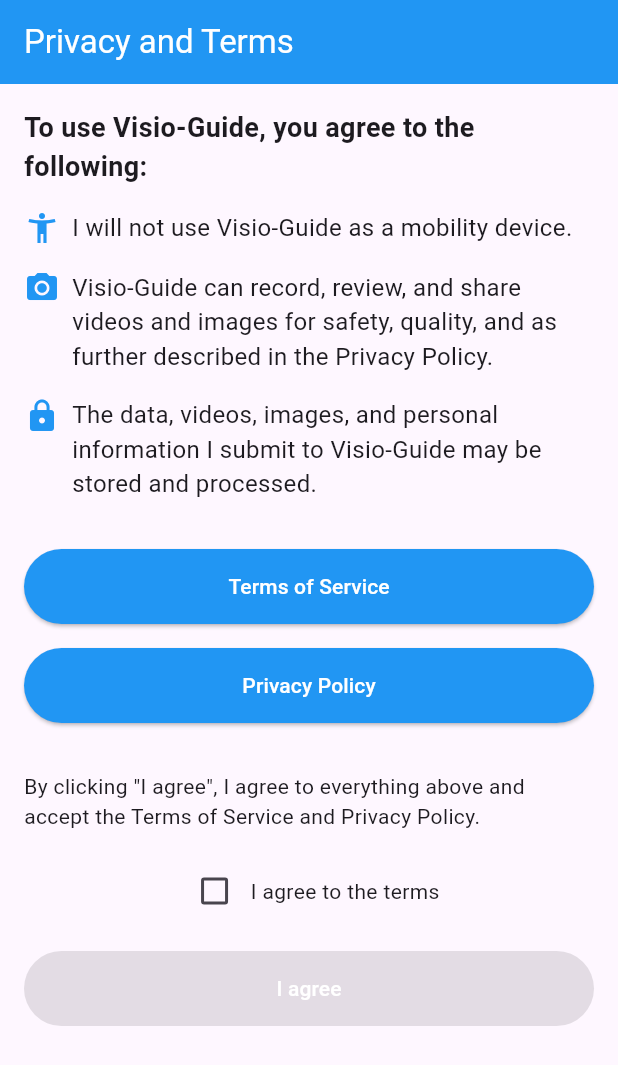
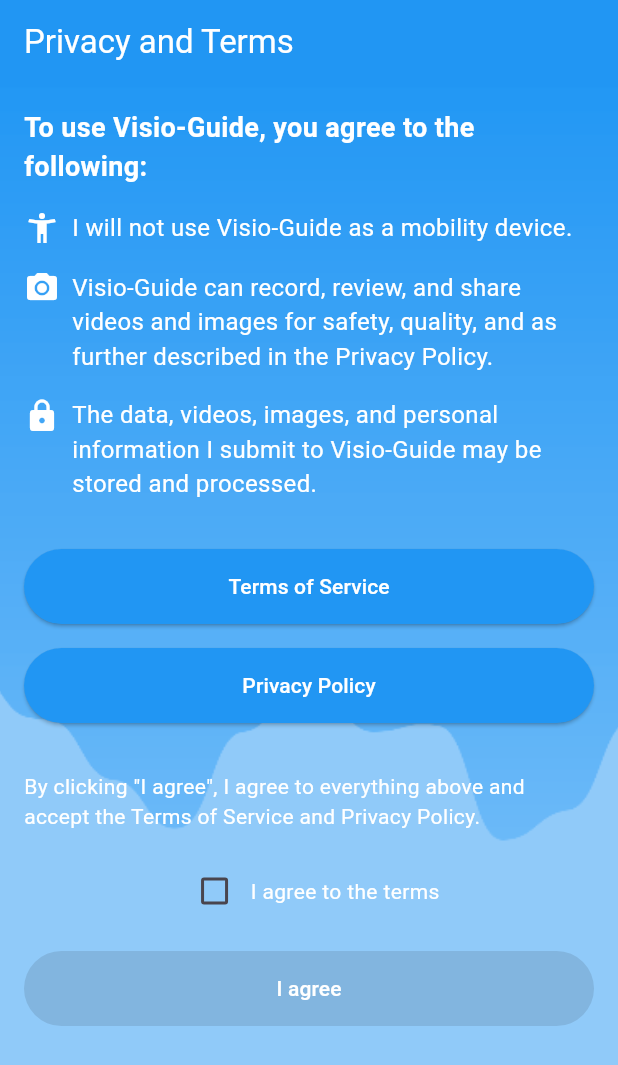
Before and after one commit to zanavilo/VisioGuideV2, a Flutter app: the screen it shows after launch, on a phone screen of 412 x 824 dp. Shown: the top 1065 px of the screen. Run offline on Flutter 3.47's test engine with Material 3 defaults, Android fonts, the phone set to English and light mode, and no system bars; our stand-ins replace permission_handler.

Commit message:
6.2 commit

```diff
--- a/lib/Pages/InfoSlider.dart
+++ b/lib/Pages/InfoSlider.dart
@@ -23,7 +23,7 @@ class _InfoSliderState extends State<InfoSlider> {
           Container(
             decoration: const BoxDecoration(
               image: DecorationImage(
-                image: AssetImage("assets/bbg.png"), // Ensure this image is in your assets
+                image: AssetImage("assets/wpg.png"), // Ensure this image is in your assets
                 fit: BoxFit.cover,
               ),
             ),
@@ -55,7 +55,7 @@ class _InfoSliderState extends State<InfoSlider> {
               InfoPage(
                 imagePath: 'assets/greet.png',
                 title: 'Get Started!',
-                description: 'Start using Visio-Guide by enabling essential features. Simply grant permissions for camera and location to access all the app’s functionalities, making navigation effortless and your surroundings more accessible.',
+                description: 'Start using Visio-Guide by going to the Main Page and simply saying "SAY" then the feature you want to use.',
               ),
             ],
           ),
@@ -139,17 +139,13 @@ class InfoPage extends StatelessWidget {
         mainAxisAlignment: MainAxisAlignment.center,
         children: [
           // Display the image for each slide
-          Image.asset(
-            imagePath,
-            height: 200, // Adjust height as necessary
+          Image.asset(imagePath, height: 200, // Adjust height as necessary
           ),
           const SizedBox(height: 20),
           // Display the title for each slide
           Text(
             title,
-            style: const TextStyle(
-              fontSize: 24,
-              fontWeight: FontWeight.bold,
+            style: const TextStyle(fontSize: 24, fontWeight: FontWeight.bold, color: Colors.white
             ),
             textAlign: TextAlign.center,
           ),
@@ -157,7 +153,8 @@ class InfoPage extends StatelessWidget {
           // Display the description for each slide
           Text(
             description,
-            style: const TextStyle(fontSize: 16),
+            style: const TextStyle(fontSize: 16, color: Colors.white
+            ),
             textAlign: TextAlign.center,
           ),
         ],
--- a/lib/Pages/MainPage.dart
+++ b/lib/Pages/MainPage.dart
@@ -34,7 +34,7 @@ class MainPage extends StatelessWidget {
           Container(
             decoration: const BoxDecoration(
               image: DecorationImage(
-                image: AssetImage("assets/bbg.png"), // Ensure this image is in your assets
+                image: AssetImage("assets/wpg.png"), // Ensure this image is in your assets
                 fit: BoxFit.cover,
               ),
             ),
--- a/lib/Pages/PrivacyAndTerms.dart
+++ b/lib/Pages/PrivacyAndTerms.dart
@@ -1,7 +1,5 @@
 import 'package:flutter/material.dart';
-import 'package:visioguide/Pages/MainPage.dart';
 import 'package:visioguide/Pages/InfoSlider.dart';
-import 'AllowAccess.dart';
 
 class PrivacyAndTerms extends StatefulWidget {
   const PrivacyAndTerms({super.key});
@@ -18,16 +16,32 @@ class _PrivacyAndTermsState extends State<PrivacyAndTerms> {
     return Scaffold(
       appBar: AppBar(
         title: const Text('Privacy and Terms', style: TextStyle(color: Colors.white)),
-        backgroundColor: Colors.blue, // Match the blue color from the image
+        backgroundColor: Colors.blue,
       ),
-      body: Padding(
+      body: Stack(
+        children: [
+          // Background image
+          Container(
+            decoration: const BoxDecoration(
+              image: DecorationImage(
+                image: AssetImage("assets/wpg.png"),
+                fit: BoxFit.cover, // Make sure the image covers the screen
+              ),
+            ),
+          ),
+          // The content of the page
+          Padding(
             padding: const EdgeInsets.all(16.0),
             child: Column(
               crossAxisAlignment: CrossAxisAlignment.start,
               children: [
                 const Text(
                   'To use Visio-Guide, you agree to the following:',
-              style: TextStyle(fontWeight: FontWeight.bold, fontSize: 18),
+                  style: TextStyle(
+                    fontWeight: FontWeight.bold,
+                    fontSize: 18,
+                    color: Colors.white, // Make the text visible over the background
+                  ),
                 ),
                 const SizedBox(height: 16),
                 _buildTermRow(Icons.accessibility_new, 'I will not use Visio-Guide as a mobility device.'),
@@ -60,12 +74,12 @@ class _PrivacyAndTermsState extends State<PrivacyAndTerms> {
                 const SizedBox(height: 32),
                 const Text(
                   'By clicking "I agree", I agree to everything above and accept the Terms of Service and Privacy Policy.',
+                  style: TextStyle(color: Colors.white), // Ensure readability
                 ),
                 const SizedBox(height: 16),
-            // Centering the checkbox and text
                 Center(
                   child: Row(
-                mainAxisSize: MainAxisSize.min, // Adjust size to fit contents
+                    mainAxisSize: MainAxisSize.min,
                     children: [
                       Checkbox(
                         value: isChecked,
@@ -75,7 +89,10 @@ class _PrivacyAndTermsState extends State<PrivacyAndTerms> {
                           });
                         },
                       ),
-                  const Text('I agree to the terms'),
+                      const Text(
+                        'I agree to the terms',
+                        style: TextStyle(color: Colors.white), // Set the text color to white
+                      ),
                     ],
                   ),
                 ),
@@ -99,6 +116,8 @@ class _PrivacyAndTermsState extends State<PrivacyAndTerms> {
               ],
             ),
           ),
+        ],
+      ),
     );
   }
 
@@ -107,12 +126,12 @@ class _PrivacyAndTermsState extends State<PrivacyAndTerms> {
     return Row(
       crossAxisAlignment: CrossAxisAlignment.start,
       children: [
-        Icon(icon, color: Colors.blue),
+        Icon(icon, color: Colors.white),
         const SizedBox(width: 8),
         Expanded(
           child: Text(
             text,
-            style: const TextStyle(fontSize: 16),
+            style: const TextStyle(fontSize: 16, color: Colors.white), // Make text color white
           ),
         ),
       ],
--- a/pubspec.yaml
+++ b/pubspec.yaml
@@ -87,6 +87,8 @@ flutter:
     - assets/safety.png
     - assets/greet.png
     - assets/wppr.jpg
+    - assets/wbg.jpg
+    - assets/wpg.png
   #   - images/a_dot_ham.jpeg
 
   # An image asset can refer to one or more resolution-specific "variants", see
```
Also changed, not shown: assets/wbg.jpg (added), assets/wpg.png (added), 1 other file. Lines whose indentation alone changed are shown as unchanged.
